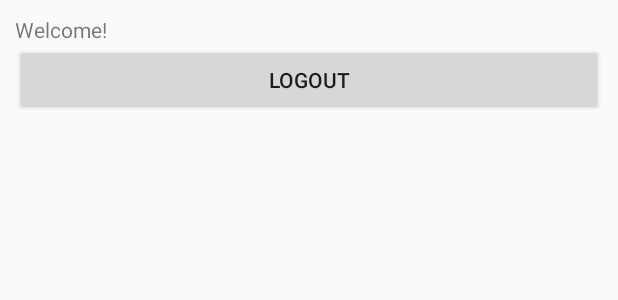
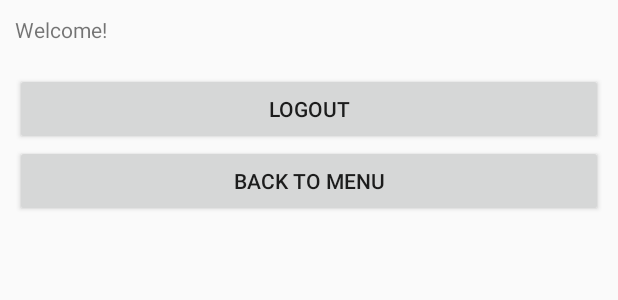
Before and after one commit to OlirianWarrior/DebateApp, an Android app: the layout activity_account.xml on its own in the app's theme, with its tools: preview values and no code run, on a phone screen of 412 x 824 dp. Shown: the top 300 px of the screen. Run offline under Robolectric (Android 15) with nearby library versions, the phone set to English and light mode, and no system bars.

```diff
--- a/app/src/main/res/layout/activity_account.xml
+++ b/app/src/main/res/layout/activity_account.xml
@@ -7,16 +7,31 @@
 
 
     <TextView
-        android:layout_width="wrap_content"
+        android:layout_width="match_parent"
         android:layout_height="wrap_content"
         android:id="@+id/tvUserview"
-        android:text="Welcome!" />
+        android:text="Welcome!"
+        />
+
+    <TextView
+        android:layout_width="match_parent"
+        android:layout_height="wrap_content"
+        android:id="@+id/dbinfo"
+        />
 
     <Button
         android:id="@+id/bLogout"
         android:text="Logout"
         android:layout_width="match_parent"
-        android:layout_height="wrap_content" />
+        android:layout_height="wrap_content"
+        />
+
+    <Button
+        android:layout_width="match_parent"
+        android:layout_height="wrap_content"
+        android:text="Back to Menu"
+        android:id="@+id/bBack"
+        />
 
 
 </LinearLayout>
```
Also changed, not shown: app/src/main/java/com/gmail/donncha/assignment/Account.java (+26 -1 lines), app/src/main/java/com/gmail/donncha/assignment/DatabaseHelper.java (+35 -0 lines), app/src/main/java/com/gmail/donncha/assignment/SearchbyTopic.java (line endings or trailing spaces).
